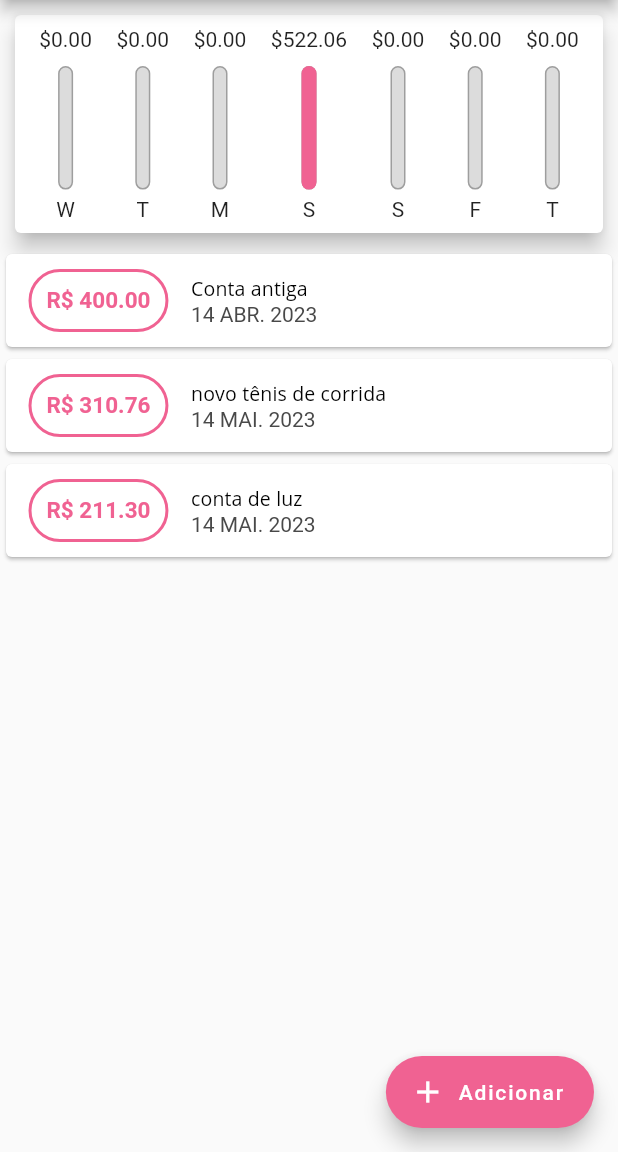
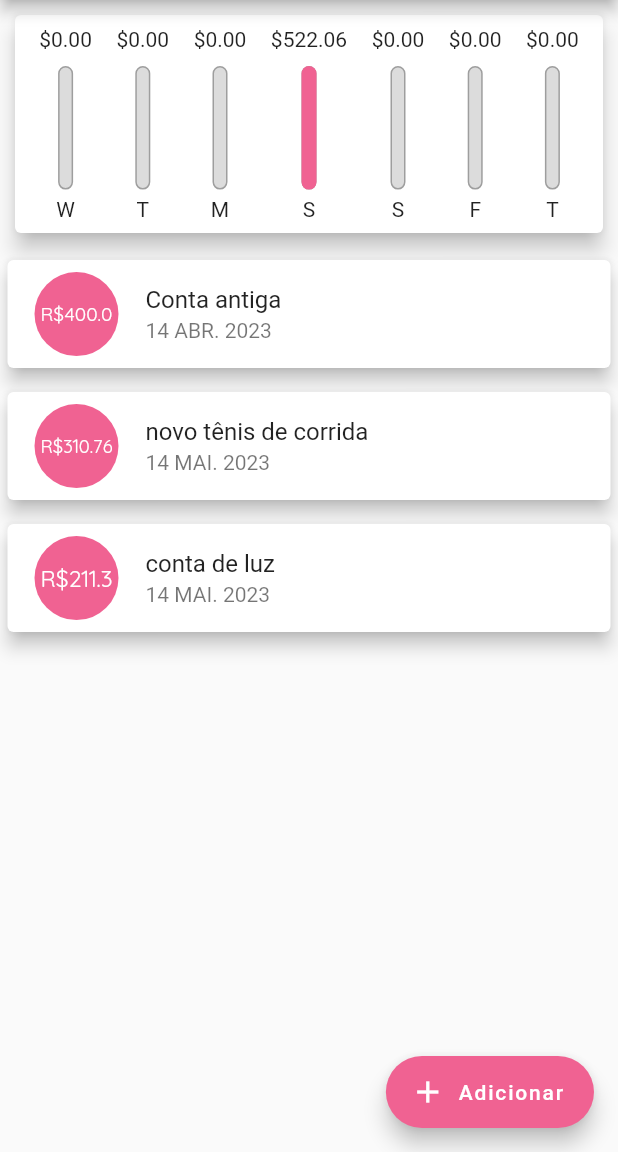
Before and after one commit to fabriciosuhet/expenses, a Flutter app: the screen it shows after launch, on a phone screen of 412 x 824 dp, the part 84-1236 px from its top. Run offline on Flutter 3.47's test engine with Material 2 defaults, Android fonts, the phone set to English and light mode, and no system bars.

Commit message:
melhorando o estilo da transaction_list

```diff
--- a/lib/components/transaction_list.dart
+++ b/lib/components/transaction_list.dart
@@ -1,7 +1,6 @@
 import 'package:flutter/material.dart';
 import '../models/transaction.dart';
 import 'package:intl/intl.dart';
-
 
 class TranscationList extends StatelessWidget {
   final List<Transaction> transactions;
@@ -39,48 +38,33 @@ class TranscationList extends StatelessWidget {
               itemBuilder: (ctx, index) {
                 final tr = transactions[index];
                 return Card(
-                  child: Row(
-                    children: [
-                      Container(
+                  elevation: 5,
                   margin: const EdgeInsets.symmetric(
-                          horizontal: 15,
-                          vertical: 10,
+                    vertical: 8,
+                    horizontal: 5,
                   ),
-                        decoration: BoxDecoration(
-                          border: Border.all(
-                            color: Theme.of(context).colorScheme.secondary,
-                            width: 2,
-                          ),
-                          borderRadius: BorderRadius.circular(25),
-                        ),
-                        padding: const EdgeInsets.all(10),
+                  child: ListTile(
+                    leading: CircleAvatar(
+                      radius: 30,
+                      backgroundColor: Theme.of(context).colorScheme.secondary,
+                      child: Padding(
+                        padding: const EdgeInsets.all(6.0),
+                        child: FittedBox(
                           child: Text(
-                          'R\$ ${tr.value!.toStringAsFixed(2)}',
-                          style: TextStyle(
-                            fontWeight: FontWeight.bold,
-                            fontSize: 15,
-                            color: Theme.of(context).colorScheme.secondary,
+                            'R\$${tr.value}',
+                            style: const TextStyle(color: Colors.white),
                           ),
                         ),
                       ),
-                      Column(
-                        crossAxisAlignment: CrossAxisAlignment.start,
-                        children: [
-                          Text(
+                    ),
+                    title: Text(
                       tr.title!,
-                            style: Theme.of(context).textTheme.titleSmall,
+                      style: Theme.of(context).textTheme.titleMedium,
                     ),
-                          Text(
-                            DateFormat('dd MMM yyyy', 'pt_BR')
-                                .format(tr.date!)
-                                .toUpperCase(),
-                            style: const TextStyle(
-                              color: Color.fromARGB(255, 73, 73, 73),
+                    subtitle: Text(
+                      DateFormat('d MMM y', 'pt_BR').format(tr.date!).toUpperCase(),
                     ),
-                          ),
-                        ],
-                      )
-                    ],
+
                   ),
                 );
               },
```
Lines whose indentation alone changed are shown as unchanged.
